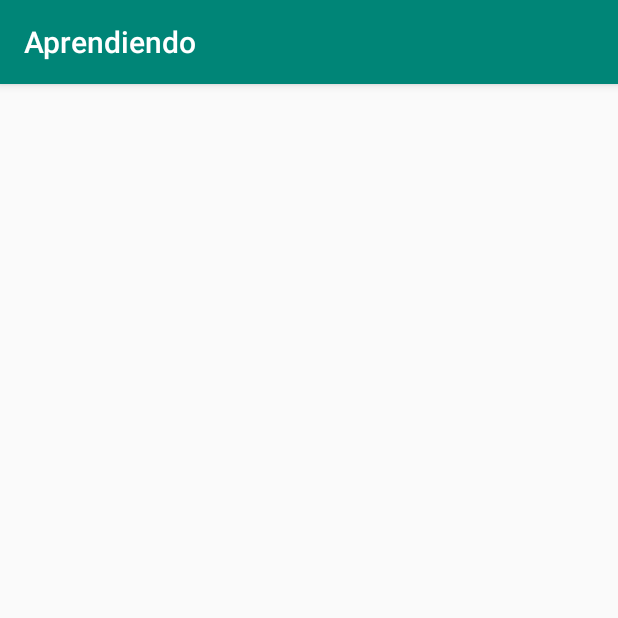
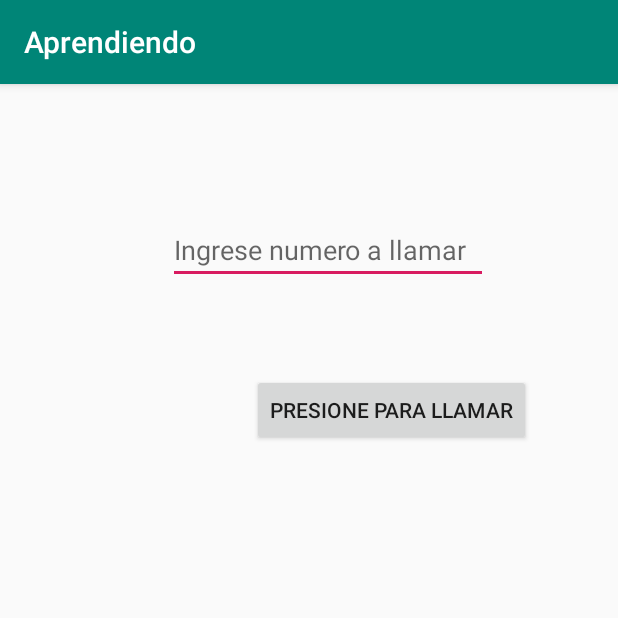
Before and after one commit to ingjuandiegobonilla/comohaceraplicacionesdesde0ejercicios, an Android app: the screen it shows after launch (MainActivity), on a phone screen of 412 x 824 dp, the top half of it. Run offline under Robolectric (Android 15) with nearby library versions, the phone set to English and light mode, and no system bars.

Commit message:
Call working

```diff
--- a/app/src/main/java/com/example/aprendiendo/MainActivity.java
+++ b/app/src/main/java/com/example/aprendiendo/MainActivity.java
@@ -2,23 +2,49 @@ package com.example.aprendiendo;
 
 import androidx.appcompat.app.AppCompatActivity;
 
+import android.content.Intent;
+import android.net.Uri;
 import android.os.Bundle;
 import android.view.View;
 import android.view.animation.Animation;
 import android.view.animation.AnimationUtils;
 import android.widget.Button;
+import android.widget.EditText;
 import android.widget.ImageView;
 
-public class MainActivity extends AppCompatActivity  {
+public class MainActivity extends AppCompatActivity implements View.OnClickListener {
 
+    Button llamar;
+    EditText numero;
+    String numeroUsuario;
 
+    private void llamar(String numero){
+        Uri uri = Uri.parse("tel:" + numero);
+        Intent intent = new Intent(Intent.ACTION_DIAL,uri);
+        startActivity(intent);
+    }
 
     @Override
     protected void onCreate(Bundle savedInstanceState) {
         super.onCreate(savedInstanceState);
         setContentView(R.layout.activity_main);
 
+        llamar = findViewById(R.id.call);
+        numero = findViewById(R.id.phone_number);
+        llamar.setOnClickListener(this);
+
     }
 
 
+    @Override
+    public void onClick(View v) {
+        switch (v.getId()) {
+            case R.id.call:
+                numeroUsuario = numero.getText().toString();
+                llamar(numeroUsuario);
+                break;
+            default:
+                break;
+        }
+    }
 }
--- a/app/src/main/res/layout/activity_main.xml
+++ b/app/src/main/res/layout/activity_main.xml
@@ -7,4 +7,25 @@
     tools:context=".MainActivity">
 
 
+    <Button
+        android:id="@+id/call"
+        android:layout_width="wrap_content"
+        android:layout_height="wrap_content"
+        android:layout_marginStart="168dp"
+        android:layout_marginTop="60dp"
+        android:text="@string/call_button"
+        app:layout_constraintStart_toStartOf="parent"
+        app:layout_constraintTop_toBottomOf="@+id/phone_number" />
+
+    <EditText
+        android:id="@+id/phone_number"
+        android:layout_width="wrap_content"
+        android:layout_height="wrap_content"
+        android:layout_marginStart="112dp"
+        android:layout_marginTop="88dp"
+        android:ems="10"
+        android:inputType="phone"
+        android:hint="Ingrese numero a llamar"
+        app:layout_constraintStart_toStartOf="parent"
+        app:layout_constraintTop_toTopOf="parent" />
 </androidx.constraintlayout.widget.ConstraintLayout>
--- a/app/src/main/res/values/strings.xml
+++ b/app/src/main/res/values/strings.xml
@@ -1,3 +1,4 @@
 <resources>
     <string name="app_name">Aprendiendo</string>
+    <string name="call_button">Presione para llamar</string>
 </resources>
```
Also changed, not shown: app/src/main/AndroidManifest.xml (+6 -1 lines).
